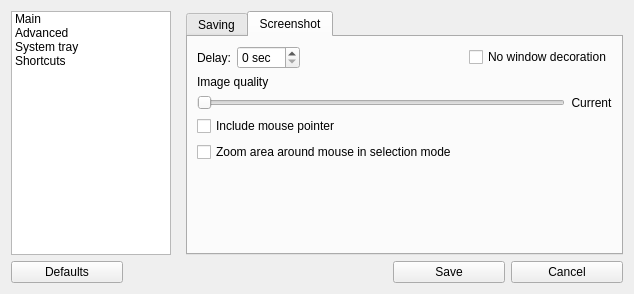
Before: the Qt Designer form src/core/ui/configwidget.ui in lubuntu-team/screengrab-packaging, drawn with Qt 5.
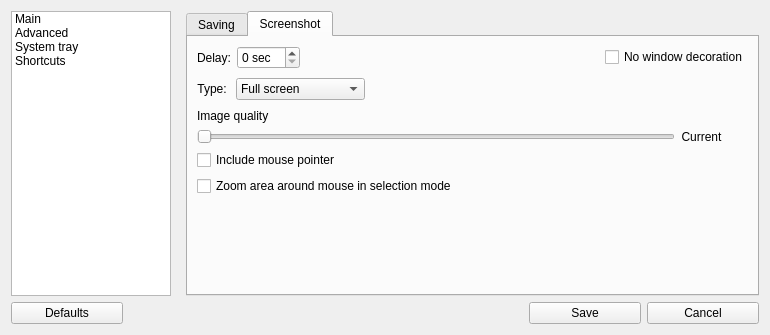
After: the same form once the commit is applied. Custom widgets are drawn as their Qt base class.

```diff
--- a/src/core/ui/configwidget.ui
+++ b/src/core/ui/configwidget.ui
@@ -6,8 +6,8 @@
    <rect>
     <x>0</x>
     <y>0</y>
-    <width>634</width>
-    <height>294</height>
+    <width>770</width>
+    <height>335</height>
    </rect>
   </property>
   <property name="minimumSize">
@@ -280,8 +280,8 @@
             <attribute name="title">
              <string>Screenshot</string>
             </attribute>
-            <layout class="QVBoxLayout" name="verticalLayout_2">
-             <item>
+            <layout class="QGridLayout" name="gridLayout">
+             <item row="0" column="0" colspan="2">
               <layout class="QHBoxLayout" name="horizontalLayout_2">
                <item>
                 <widget class="QLabel" name="label">
@@ -331,14 +331,83 @@
                </item>
               </layout>
              </item>
-             <item>
+             <item row="1" column="0" colspan="2">
+              <layout class="QHBoxLayout" name="horizontalLayout_15">
+               <item>
+                <widget class="QLabel" name="labTypeScr_2">
+                 <property name="sizePolicy">
+                  <sizepolicy hsizetype="Preferred" vsizetype="Fixed">
+                   <horstretch>0</horstretch>
+                   <verstretch>0</verstretch>
+                  </sizepolicy>
+                 </property>
+                 <property name="layoutDirection">
+                  <enum>Qt::LeftToRight</enum>
+                 </property>
+                 <property name="text">
+                  <string>Type: </string>
+                 </property>
+                 <property name="alignment">
+                  <set>Qt::AlignRight|Qt::AlignTrailing|Qt::AlignVCenter</set>
+                 </property>
+                </widget>
+               </item>
+               <item>
+                <widget class="QComboBox" name="cbxTypeScr">
+                 <property name="enabled">
+                  <bool>true</bool>
+                 </property>
+                 <property name="toolTip">
+                  <string>Type of screenshot</string>
+                 </property>
+                 <property name="currentIndex">
+                  <number>0</number>
+                 </property>
+                 <item>
+                  <property name="text">
+                   <string>Full screen</string>
+                  </property>
+                 </item>
+                 <item>
+                  <property name="text">
+                   <string>Window</string>
+                  </property>
+                 </item>
+                 <item>
+                  <property name="text">
+                   <string>Screen area</string>
+                  </property>
+                 </item>
+                 <item>
+                  <property name="text">
+                   <string>Previous selection</string>
+                  </property>
+                 </item>
+                </widget>
+               </item>
+               <item>
+                <spacer name="horizontalSpacer_3">
+                 <property name="orientation">
+                  <enum>Qt::Horizontal</enum>
+                 </property>
+                 <property name="sizeHint" stdset="0">
+                  <size>
+                   <width>118</width>
+                   <height>28</height>
+                  </size>
+                 </property>
+                </spacer>
+               </item>
+              </layout>
+             </item>
+             <item row="2" column="0">
               <widget class="QLabel" name="labImgQuality">
                <property name="text">
                 <string>Image quality</string>
                </property>
               </widget>
              </item>
-             <item>
+             <item row="3" column="0">
               <layout class="QHBoxLayout" name="horizontalLayout_13">
                <item>
                 <widget class="QSlider" name="slideImgQuality">
@@ -368,21 +437,21 @@
                </item>
               </layout>
              </item>
-             <item>
+             <item row="4" column="0" colspan="2">
               <widget class="QCheckBox" name="cbxIncludeCursor">
                <property name="text">
                 <string>Include mouse pointer</string>
                </property>
               </widget>
              </item>
-             <item>
+             <item row="5" column="0" colspan="2">
               <widget class="QCheckBox" name="checkZommMouseArea">
                <property name="text">
                 <string>Zoom area around mouse in selection mode</string>
                </property>
               </widget>
              </item>
-             <item>
+             <item row="6" column="1">
               <spacer name="verticalSpacer">
                <property name="orientation">
                 <enum>Qt::Vertical</enum>
```
